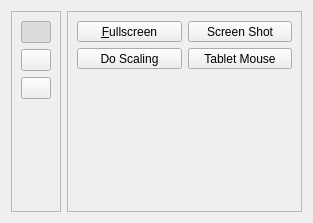
Before: the Qt Designer form ui/controlpanel.ui in uwolfer/qtemu, drawn with Qt 5.
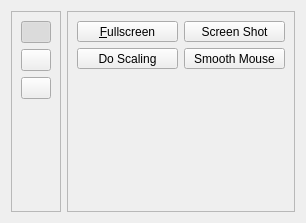
After: the same form once the commit is applied. The open tabs and pages were chosen to show the change. Icons and pictures are not drawn.

Commit message: better mouse mode name

What changed in the file:
```diff
--- a/ui/controlpanel.ui
+++ b/ui/controlpanel.ui
@@ -5,7 +5,7 @@
    <rect>
     <x>0</x>
     <y>0</y>
-    <width>313</width>
+    <width>306</width>
     <height>223</height>
    </rect>
   </property>
@@ -302,7 +302,7 @@
        <rect>
         <x>3</x>
         <y>3</y>
-        <width>251</width>
+        <width>244</width>
         <height>209</height>
        </rect>
       </property>
@@ -408,7 +408,7 @@
             </sizepolicy>
            </property>
            <property name="text" >
-            <string>Tablet Mouse</string>
+            <string>Smooth Mouse</string>
            </property>
            <property name="icon" >
             <iconset resource="../qtemu.qrc" >
```
Left out of the diff: 2 changed lines with no effect on the pictures.
